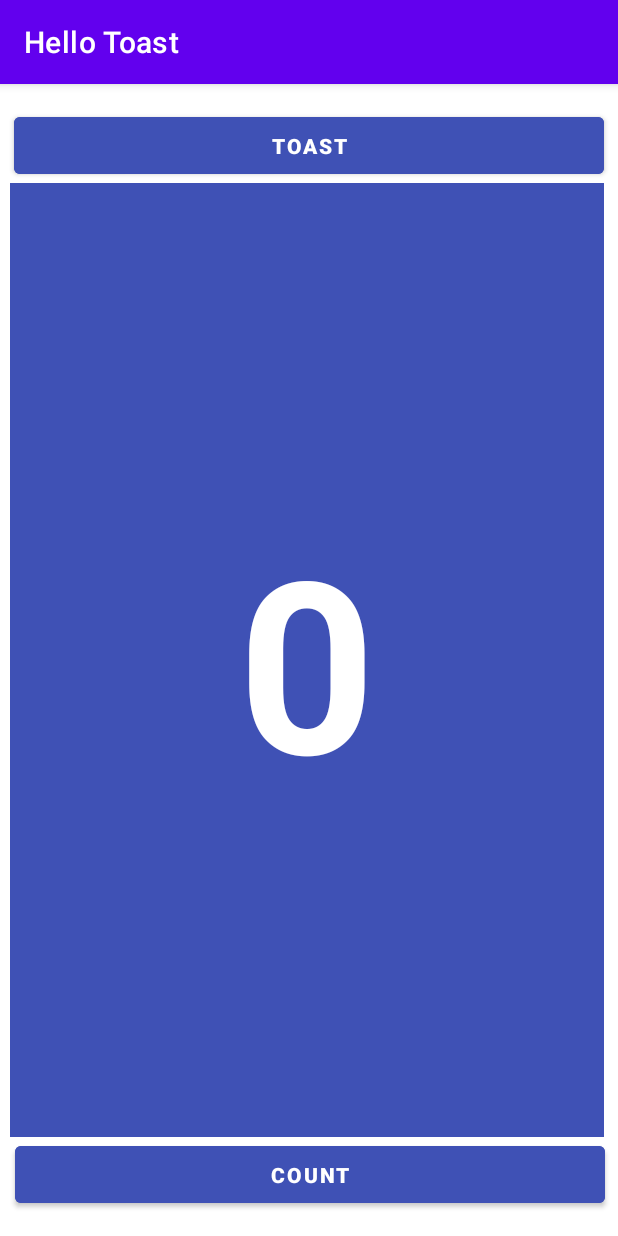
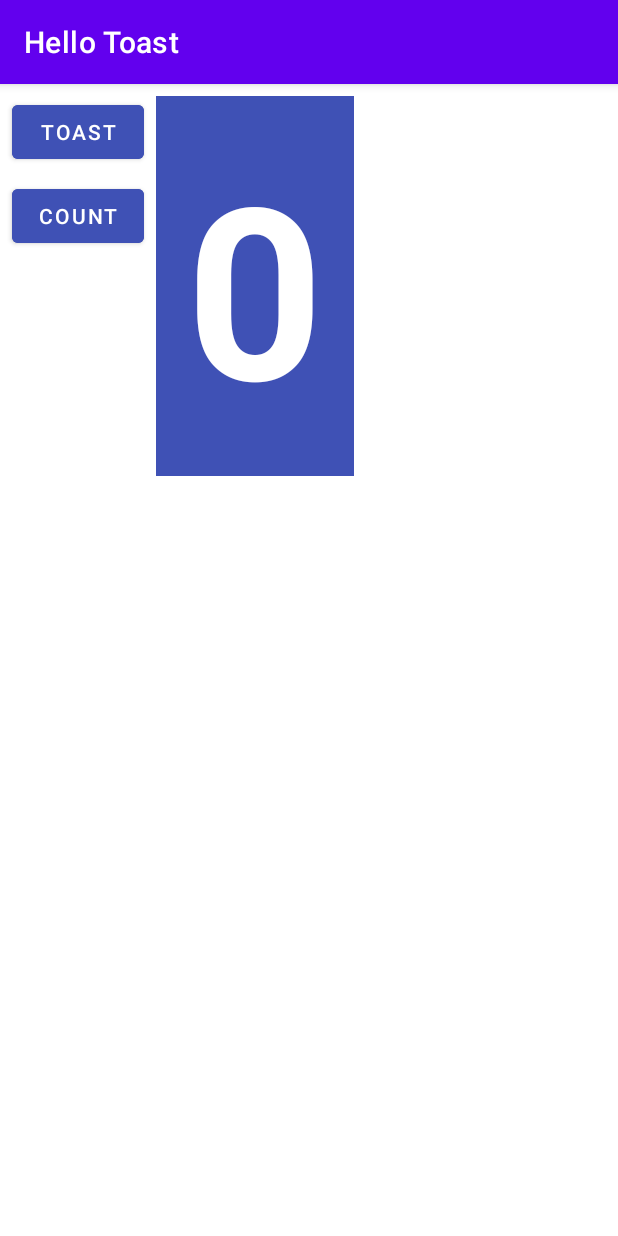
Before and after one commit to abiralpandey34/MAD-Week-1, an Android app: the screen it shows after launch (MainActivity), on a phone screen of 412 x 824 dp. Run offline under Robolectric (Android 15) with nearby library versions, the phone set to English and light mode, and no system bars.

Commit message:
challenge Completed

```diff
--- a/app/src/main/java/com/example/hellotoast/MainActivity.java
+++ b/app/src/main/java/com/example/hellotoast/MainActivity.java
@@ -16,7 +16,7 @@ public class MainActivity extends AppCompatActivity {
     protected void onCreate(Bundle savedInstanceState) {
         super.onCreate(savedInstanceState);
         setContentView(R.layout.activity_main);
-        mShowCount = (TextView) findViewById(R.id.textView);
+        mShowCount = (TextView) findViewById(R.id.show_count);
         //findViewById(R.id.textView);
     }
 
--- a/app/src/main/res/layout/activity_main.xml
+++ b/app/src/main/res/layout/activity_main.xml
@@ -7,54 +7,46 @@
     tools:context=".MainActivity">
 
     <Button
-        android:id="@+id/button3"
-        android:layout_width="393dp"
-        android:layout_height="50dp"
-        android:layout_marginStart="9dp"
-        android:layout_marginTop="16dp"
-        android:layout_marginEnd="9dp"
+        android:id="@+id/button_toast"
+        android:layout_width="wrap_content"
+        android:layout_height="wrap_content"
+        android:layout_marginStart="8dp"
+        android:layout_marginTop="8dp"
         android:backgroundTint="#3F51B5"
         android:onClick="showToast"
-        android:text="TOAST"
-        android:textStyle="bold"
-        app:layout_constraintEnd_toEndOf="parent"
-        app:layout_constraintHorizontal_bias="1.0"
+        android:text="@string/button_label_toast"
+        android:textColor="@android:color/white"
         app:layout_constraintStart_toStartOf="parent"
-        app:layout_constraintTop_toTopOf="parent"
-        tools:ignore="MissingConstraints" />
+        app:layout_constraintTop_toTopOf="parent" />
+
+    <Button
+        android:id="@+id/button_count"
+        android:layout_width="wrap_content"
+        android:layout_height="wrap_content"
+        android:layout_marginStart="8dp"
+        android:layout_marginTop="8dp"
+        android:backgroundTint="#3F51B5"
+        android:onClick="countUp"
+        android:text="@string/button_label_count"
+        android:textColor="@android:color/white"
+        app:layout_constraintStart_toStartOf="parent"
+        app:layout_constraintTop_toBottomOf="@+id/button_toast" />
 
     <TextView
-        android:id="@+id/textView"
-        android:layout_width="396dp"
-        android:layout_height="0dp"
-        android:layout_marginStart="40dp"
-        android:layout_marginEnd="43dp"
-        android:background="#3F51B5"
-        android:text="0"
-        android:gravity="center_vertical|center_horizontal"
+        android:id="@+id/show_count"
+        android:layout_width="wrap_content"
+        android:layout_height="wrap_content"
+        android:layout_marginStart="8dp"
+        android:layout_marginTop="8dp"
+        android:padding="20dp"
+        android:background="#FF3F51B5"
+        android:gravity="center_horizontal"
+        android:text="@string/count_initial_value"
+        android:textAlignment="center"
         android:textColor="@color/white"
         android:textSize="160sp"
         android:textStyle="bold"
-        app:layout_constraintBottom_toTopOf="@+id/button2"
-        app:layout_constraintEnd_toEndOf="parent"
-        app:layout_constraintStart_toStartOf="parent"
-        app:layout_constraintTop_toBottomOf="@+id/button3"
-        tools:text="0" />
-
-    <Button
-        android:id="@+id/button2"
-        android:layout_width="393dp"
-        android:layout_height="50dp"
-        android:layout_marginStart="130dp"
-        android:layout_marginEnd="131dp"
-        android:layout_marginBottom="16dp"
-        android:backgroundTint="#3F51B5"
-        android:onClick="countUp"
-        android:text="COUNT"
-        android:textStyle="bold"
-        app:layout_constraintBottom_toBottomOf="parent"
-        app:layout_constraintEnd_toEndOf="parent"
-        app:layout_constraintHorizontal_bias="0.497"
-        app:layout_constraintStart_toStartOf="parent" />
+        app:layout_constraintStart_toEndOf="@+id/button_toast"
+        app:layout_constraintTop_toTopOf="parent" />
 
 </androidx.constraintlayout.widget.ConstraintLayout>
--- a/app/src/main/res/values/colors.xml
+++ b/app/src/main/res/values/colors.xml
@@ -4,7 +4,7 @@
     <color name="purple_500">#FF6200EE</color>
     <color name="purple_700">#FF3700B3</color>
     <color name="teal_200">#FF03DAC5</color>
-    <color name="teal_700">#FF018786</color>
+    <color name="teal_700">#3F51B5</color>
     <color name="black">#FF000000</color>
     <color name="white">#FFFFFFFF</color>
 </resources>
```
